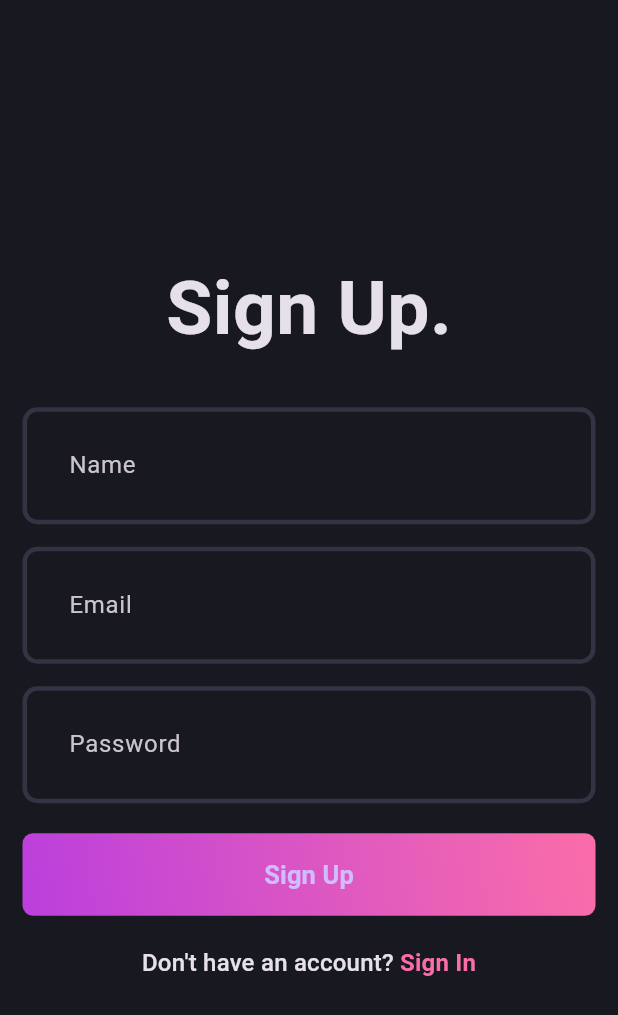
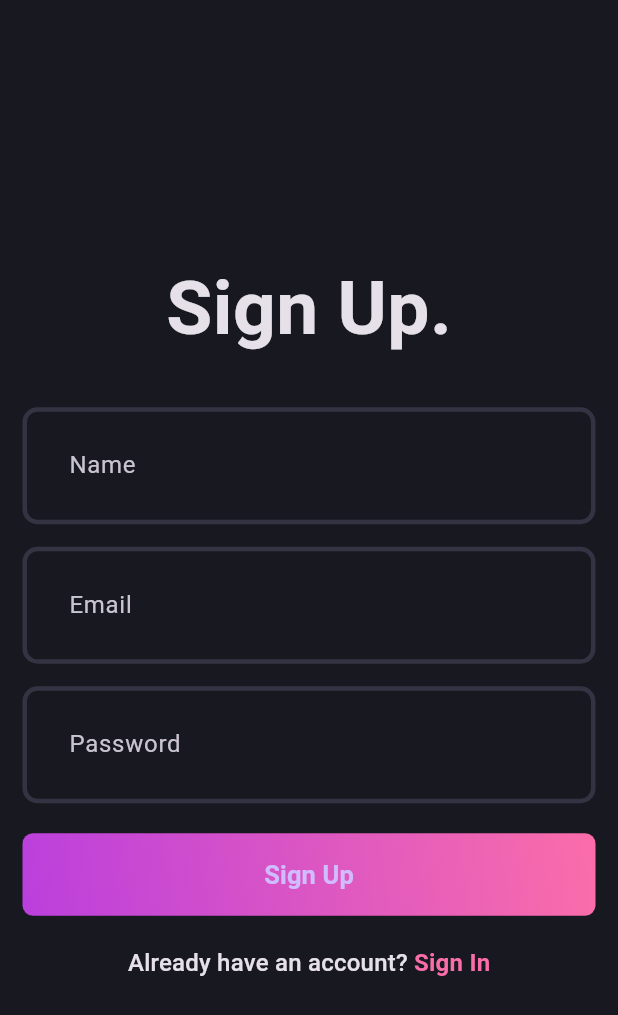
Before and after one commit to NiazSagor/blog_app, a Flutter app: the screen it shows after launch, on a phone screen of 412 x 824 dp. Shown: the top 1015 px of the screen. Run offline on Flutter 3.47's test engine with Material 3 defaults, Android fonts, the phone set to English and light mode, and no system bars.

Commit message:
:bug: feat: Add form validation and state management to sign-up
This commit introduces state management and input validation to the sign-up screen.

- Implements form validation in the `AuthField` widget to ensure required fields are not empty.
- Adds `isObs` property to `AuthField` to obscure text for password input.
- Integrates `TextEditingController` into `AuthField` to manage input state.
- Wires up the sign-up form with a `GlobalKey` and controllers to manage name, email, and password fields.
- Implements `dispose` methods for controllers to prevent memory leaks.
- Updates the link text from "Don't have an account?" to "Already have an account?".

```diff
--- a/lib/features/auth/presentation/pages/signup_page.dart
+++ b/lib/features/auth/presentation/pages/signup_page.dart
@@ -12,11 +12,26 @@ class SignupPage extends StatefulWidget {
 }
 
 class _SignupPageState extends State<SignupPage> {
+  final _nameController = TextEditingController();
+  final _emailController = TextEditingController();
+  final _passwordController = TextEditingController();
+  final _formKey = GlobalKey<FormState>();
+
+  @override
+  void dispose() {
+    _nameController.dispose();
+    _emailController.dispose();
+    _passwordController.dispose();
+    super.dispose();
+  }
+
   @override
   Widget build(BuildContext context) {
     return Scaffold(
       body: Padding(
         padding: const EdgeInsets.all(15.0),
+        child: Form(
+          key: _formKey,
           child: Column(
             mainAxisAlignment: MainAxisAlignment.center,
             children: [
@@ -25,17 +40,21 @@ class _SignupPageState extends State<SignupPage> {
                 style: TextStyle(fontSize: 50, fontWeight: FontWeight.bold),
               ),
               const SizedBox(height: 30),
-            AuthField(hintText: "Name"),
+              AuthField(hintText: "Name", controller: _nameController),
               const SizedBox(height: 15),
-            AuthField(hintText: "Email"),
+              AuthField(hintText: "Email", controller: _emailController),
               const SizedBox(height: 15),
-            AuthField(hintText: "Password"),
+              AuthField(
+                hintText: "Password",
+                controller: _passwordController,
+                isObs: true,
+              ),
               const SizedBox(height: 20),
               AuthGradientButton(),
               const SizedBox(height: 20),
               RichText(
                 text: TextSpan(
-                text: "Don't have an account? ",
+                  text: "Already have an account? ",
                   style: Theme.of(context).textTheme.titleMedium,
                   children: [
                     TextSpan(
@@ -51,6 +70,7 @@ class _SignupPageState extends State<SignupPage> {
             ],
           ),
         ),
+      ),
     );
   }
 }
--- a/lib/features/auth/presentation/widgets/auth_field.dart
+++ b/lib/features/auth/presentation/widgets/auth_field.dart
@@ -2,11 +2,28 @@ import 'package:flutter/material.dart';
 
 class AuthField extends StatelessWidget {
   final String hintText;
+  final TextEditingController controller;
+  final bool isObs;
 
-  const AuthField({super.key, required this.hintText});
+  const AuthField({
+    super.key,
+    required this.hintText,
+    required this.controller,
+    this.isObs = false,
+  });
 
   @override
   Widget build(BuildContext context) {
-    return TextFormField(decoration: InputDecoration(hintText: hintText));
+    return TextFormField(
+      controller: controller,
+      decoration: InputDecoration(hintText: hintText),
+      validator: (value) {
+        if (value == null || value.isEmpty) {
+          return "$hintText is missing";
+        }
+        return null;
+      },
+      obscureText: isObs,
+    );
   }
 }
```
Lines whose indentation alone changed are shown as unchanged.
